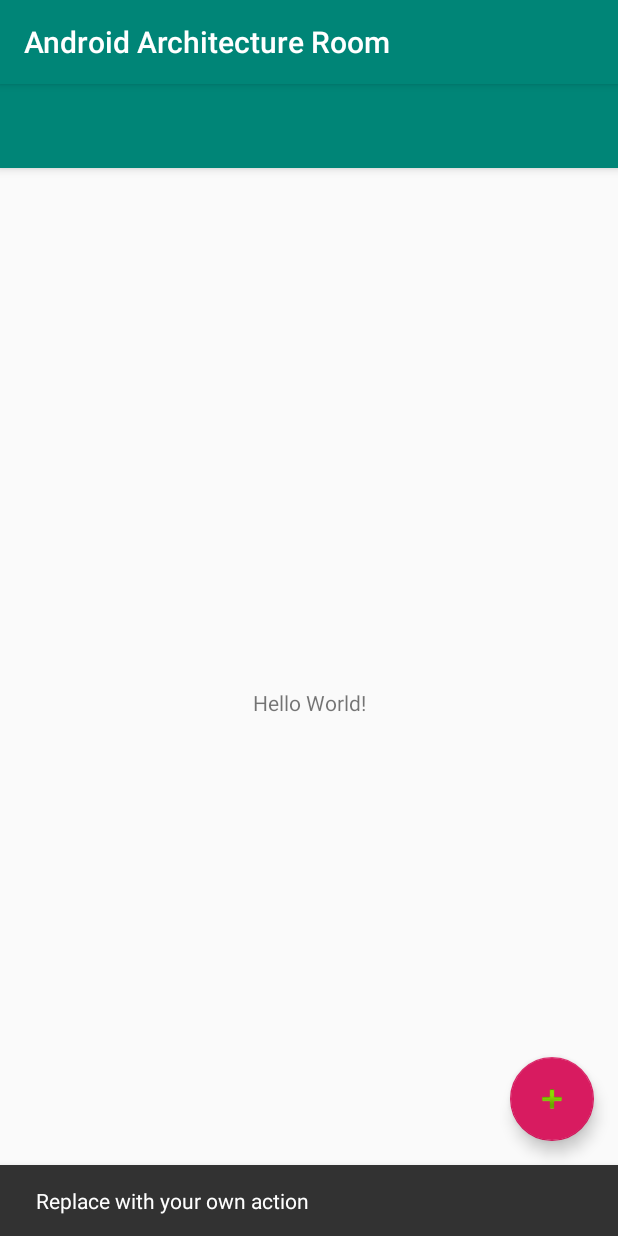
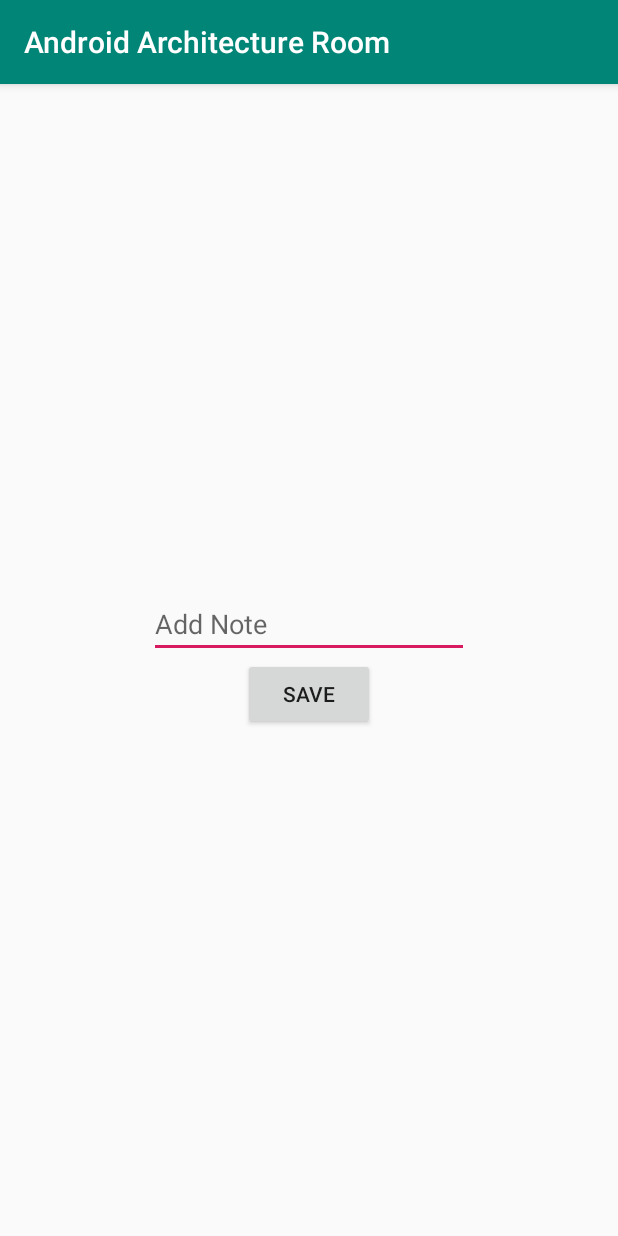
Before and after one commit to ShakilAhmedShaj/Android_JetPack_Architecture_Room, an Android app: the screen it shows after launch (MainActivity before the commit, NewNoteActivity after it), after a tap on an icon or button, on a phone screen of 412 x 824 dp. Run offline under Robolectric (Android 15) with nearby library versions, the phone set to English and light mode, and no system bars; our stand-ins replace Room's generated code.

Commit message:
Insert operation Done

```diff
--- a/app/src/main/java/com/t3ch/shaj/android_jetpack_architecture_room/MainActivity.java
+++ b/app/src/main/java/com/t3ch/shaj/android_jetpack_architecture_room/MainActivity.java
@@ -1,6 +1,7 @@
 package com.t3ch.shaj.android_jetpack_architecture_room;
 
 import android.arch.lifecycle.ViewModelProviders;
+import android.content.Intent;
 import android.os.Bundle;
 import android.support.design.widget.FloatingActionButton;
 import android.support.design.widget.Snackbar;
@@ -9,9 +10,13 @@ import android.support.v7.widget.Toolbar;
 import android.view.View;
 import android.view.Menu;
 import android.view.MenuItem;
+import android.widget.Toast;
+
+import java.util.UUID;
 
 public class MainActivity extends AppCompatActivity {
 
+    private static final int NEW_NOTE_ACTIVITY_REQUEST_CODE = 1;
     private String TAG = this.getClass().getSimpleName();
     private NoteViewModel noteViewModel;
 
@@ -22,16 +27,38 @@ public class MainActivity extends AppCompatActivity {
         Toolbar toolbar = findViewById(R.id.toolbar);
         setSupportActionBar(toolbar);
 
-        FloatingActionButton fab = findViewById(R.id.fab);
+       FloatingActionButton fab = findViewById(R.id.fab);
         fab.setOnClickListener(new View.OnClickListener() {
             @Override
             public void onClick(View view) {
-                Snackbar.make(view, "Replace with your own action", Snackbar.LENGTH_LONG)
-                        .setAction("Action", null).show();
+                Intent intent = new Intent(MainActivity.this, NewNoteActivity.class);
+                startActivityForResult(intent, NEW_NOTE_ACTIVITY_REQUEST_CODE);
             }
         });
 
         noteViewModel = ViewModelProviders.of(this).get(NoteViewModel.class);
+    }
 
+    @Override
+    protected void onActivityResult(int requestCode, int resultCode, Intent data) {
+        super.onActivityResult(requestCode, resultCode, data);
+
+        if (requestCode == NEW_NOTE_ACTIVITY_REQUEST_CODE && resultCode == RESULT_OK) {
+
+            // Code to insert note
+            final String note_id = UUID.randomUUID().toString();
+            Note note = new Note(note_id, data.getStringExtra(NewNoteActivity.NOTE_ADDED));
+            noteViewModel.insert(note);
+
+            Toast.makeText(
+                    getApplicationContext(),
+                    R.string.saved,
+                    Toast.LENGTH_LONG).show();
+        } else {
+            Toast.makeText(
+                    getApplicationContext(),
+                    R.string.not_saved,
+                    Toast.LENGTH_LONG).show();
+        }
     }
 }
--- /dev/null
+++ b/app/src/main/java/com/t3ch/shaj/android_jetpack_architecture_room/NewNoteActivity.java
@@ -0,0 +1,43 @@
+package com.t3ch.shaj.android_jetpack_architecture_room;
+
+import android.content.Intent;
+import android.os.Bundle;
+import android.support.annotation.Nullable;
+import android.support.v7.app.AppCompatActivity;
+import android.text.TextUtils;
+import android.view.View;
+import android.widget.Button;
+import android.widget.EditText;
+
+public class NewNoteActivity extends AppCompatActivity {
+
+    public static final String NOTE_ADDED = "new_note";
+
+    private EditText etNewNote;
+
+    @Override
+    protected void onCreate(@Nullable Bundle savedInstanceState) {
+        super.onCreate(savedInstanceState);
+        setContentView(R.layout.activity_new);
+        etNewNote = findViewById(R.id.etNewNote);
+
+        Button button = findViewById(R.id.bAdd);
+        button.setOnClickListener(new View.OnClickListener() {
+
+            public void onClick(View view) {
+
+                Intent resultIntent = new Intent();
+
+                if (TextUtils.isEmpty(etNewNote.getText())) {
+                    setResult(RESULT_CANCELED, resultIntent);
+                } else {
+                    String note = etNewNote.getText().toString();
+                    resultIntent.putExtra(NOTE_ADDED, note);
+                    setResult(RESULT_OK, resultIntent);
+                }
+
+                finish();
+            }
+        });
+    }
+}
--- a/app/src/main/java/com/t3ch/shaj/android_jetpack_architecture_room/NoteDao.java
+++ b/app/src/main/java/com/t3ch/shaj/android_jetpack_architecture_room/NoteDao.java
@@ -1,13 +1,11 @@
 package com.t3ch.shaj.android_jetpack_architecture_room;
 
 import android.arch.persistence.room.Dao;
-
-/**
- * Created by Shakil Ahmed Shaj on 07-Jan-19.
- * shakilahmedshaj@gmail.com
- */
-
+import android.arch.persistence.room.Insert;
 
 @Dao
 public interface NoteDao {
+
+    @Insert
+    void insert(Note note);
 }
--- a/app/src/main/java/com/t3ch/shaj/android_jetpack_architecture_room/NoteRoomDatabase.java
+++ b/app/src/main/java/com/t3ch/shaj/android_jetpack_architecture_room/NoteRoomDatabase.java
@@ -4,12 +4,6 @@ import android.arch.persistence.room.Database;
 import android.arch.persistence.room.Room;
 import android.arch.persistence.room.RoomDatabase;
 import android.content.Context;
-
-
-/**
- * Created by Shakil Ahmed Shaj on 07-Jan-19.
- * shakilahmedshaj@gmail.com
- */
 
 @Database(entities = Note.class, version = 1)
 public abstract class NoteRoomDatabase extends RoomDatabase {
--- a/app/src/main/java/com/t3ch/shaj/android_jetpack_architecture_room/NoteViewModel.java
+++ b/app/src/main/java/com/t3ch/shaj/android_jetpack_architecture_room/NoteViewModel.java
@@ -1,4 +1,5 @@
 package com.t3ch.shaj.android_jetpack_architecture_room;
+
 import android.app.Application;
 import android.arch.lifecycle.AndroidViewModel;
 import android.arch.lifecycle.LiveData;
@@ -7,20 +8,22 @@ import android.os.AsyncTask;
 import android.util.Log;
 
 import java.util.List;
-/**
- * Created by Shakil Ahmed Shaj on 07-Jan-19.
- * shakilahmedshaj@gmail.com
- */
-
-
 
 public class NoteViewModel extends AndroidViewModel {
 
     private String TAG = this.getClass().getSimpleName();
-
+    private NoteDao noteDao;
+    private NoteRoomDatabase noteDB;
 
     public NoteViewModel(Application application) {
         super(application);
+
+        noteDB = NoteRoomDatabase.getDatabase(application);
+        noteDao = noteDB.noteDao();
+    }
+
+    public void insert(Note note) {
+        new InsertAsyncTask(noteDao).execute(note);
     }
 
     @Override
@@ -28,4 +31,19 @@ public class NoteViewModel extends AndroidViewModel {
         super.onCleared();
         Log.i(TAG, "ViewModel Destroyed");
     }
+
+    private class InsertAsyncTask extends AsyncTask<Note, Void, Void> {
+
+        NoteDao mNoteDao;
+
+        public InsertAsyncTask(NoteDao mNoteDao) {
+            this.mNoteDao = mNoteDao;
+        }
+
+        @Override
+        protected Void doInBackground(Note... notes) {
+            mNoteDao.insert(notes[0]);
+            return null;
+        }
+    }
 }
--- /dev/null
+++ b/app/src/main/res/layout/activity_new.xml
@@ -0,0 +1,23 @@
+<?xml version="1.0" encoding="utf-8"?>
+<LinearLayout xmlns:android="http://schemas.android.com/apk/res/android"
+    android:layout_width="match_parent"
+    android:layout_height="match_parent"
+    android:orientation="vertical"
+    android:gravity="center">
+
+
+    <EditText
+        android:id="@+id/etNewNote"
+        android:layout_width="wrap_content"
+        android:layout_height="wrap_content"
+        android:ems="10"
+        android:layout_gravity="center"
+        android:hint="@string/new_note" />
+
+    <Button
+        android:id="@+id/bAdd"
+        android:layout_width="wrap_content"
+        android:layout_height="wrap_content"
+        android:layout_gravity="center"
+        android:text="@string/save" />
+</LinearLayout>
--- a/app/src/main/res/layout/content_main.xml
+++ b/app/src/main/res/layout/content_main.xml
@@ -1,12 +1,13 @@
 <?xml version="1.0" encoding="utf-8"?>
-<android.support.constraint.ConstraintLayout xmlns:android="http://schemas.android.com/apk/res/android"
+<android.support.constraint.ConstraintLayout
+    xmlns:android="http://schemas.android.com/apk/res/android"
+    xmlns:tools="http://schemas.android.com/tools"
     xmlns:app="http://schemas.android.com/apk/res-auto"
-    xmlns:tools="http://schemas.android.com/tools"
     android:layout_width="match_parent"
     android:layout_height="match_parent"
     app:layout_behavior="@string/appbar_scrolling_view_behavior"
-    tools:context=".MainActivity"
-    tools:showIn="@layout/activity_main">
+    tools:showIn="@layout/activity_main"
+    tools:context=".MainActivity">
 
     <TextView
         android:layout_width="wrap_content"
--- a/app/src/main/res/values/strings.xml
+++ b/app/src/main/res/values/strings.xml
@@ -1,4 +1,8 @@
 <resources>
     <string name="app_name">Android Architecture Room</string>
     <string name="action_settings">Settings</string>
+    <string name="new_note">Add Note</string>
+    <string name="save">Save</string>
+    <string name="saved">Note Saved</string>
+    <string name="not_saved">Couldn\'t Save</string>
 </resources>
```
Also changed, not shown: app/build.gradle (+10 -8 lines), app/src/main/AndroidManifest.xml (+6 -3 lines), app/src/main/java/com/t3ch/shaj/android_jetpack_architecture_room/Note.java (+29 -6 lines), app/src/main/res/layout/activity_main.xml (+4 -3 lines).
